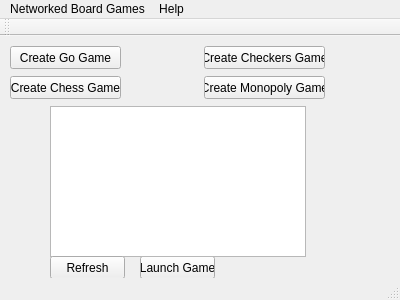
This is Networking/mainwindow.ui in ppate67/NetworkBoardGames as Qt 5 draws it before an edit. The edited form follows.
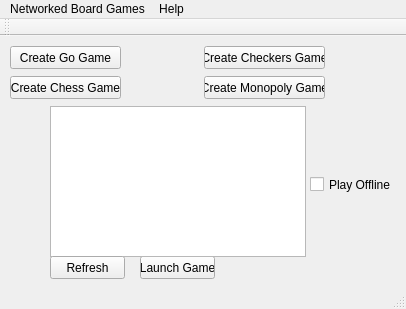
This is the edited form.

Commit message: Implementing offline play. Players can check offline and then no game messages are sent to the server and they don't have to use the concept of 'turns' in games. This will be used with the AI interface once that is ready.

```diff
--- a/Networking/mainwindow.ui
+++ b/Networking/mainwindow.ui
@@ -6,8 +6,8 @@
    <rect>
     <x>0</x>
     <y>0</y>
-    <width>400</width>
-    <height>300</height>
+    <width>406</width>
+    <height>309</height>
    </rect>
   </property>
   <property name="windowTitle">
@@ -102,13 +102,26 @@
      <string>Refresh</string>
     </property>
    </widget>
+   <widget class="QCheckBox" name="checkBox">
+    <property name="geometry">
+     <rect>
+      <x>310</x>
+      <y>140</y>
+      <width>81</width>
+      <height>17</height>
+     </rect>
+    </property>
+    <property name="text">
+     <string>Play Offline</string>
+    </property>
+   </widget>
   </widget>
   <widget class="QMenuBar" name="menuBar">
    <property name="geometry">
     <rect>
      <x>0</x>
      <y>0</y>
-     <width>400</width>
+     <width>406</width>
      <height>21</height>
     </rect>
    </property>
```
The commit also changes 8 other files.
